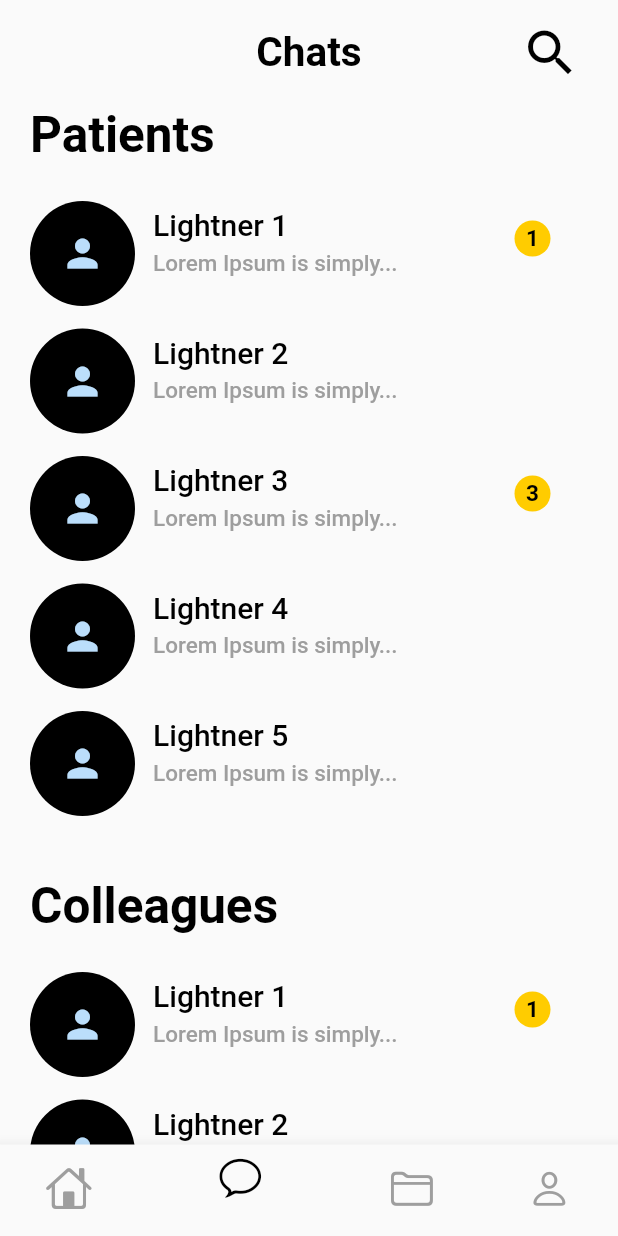
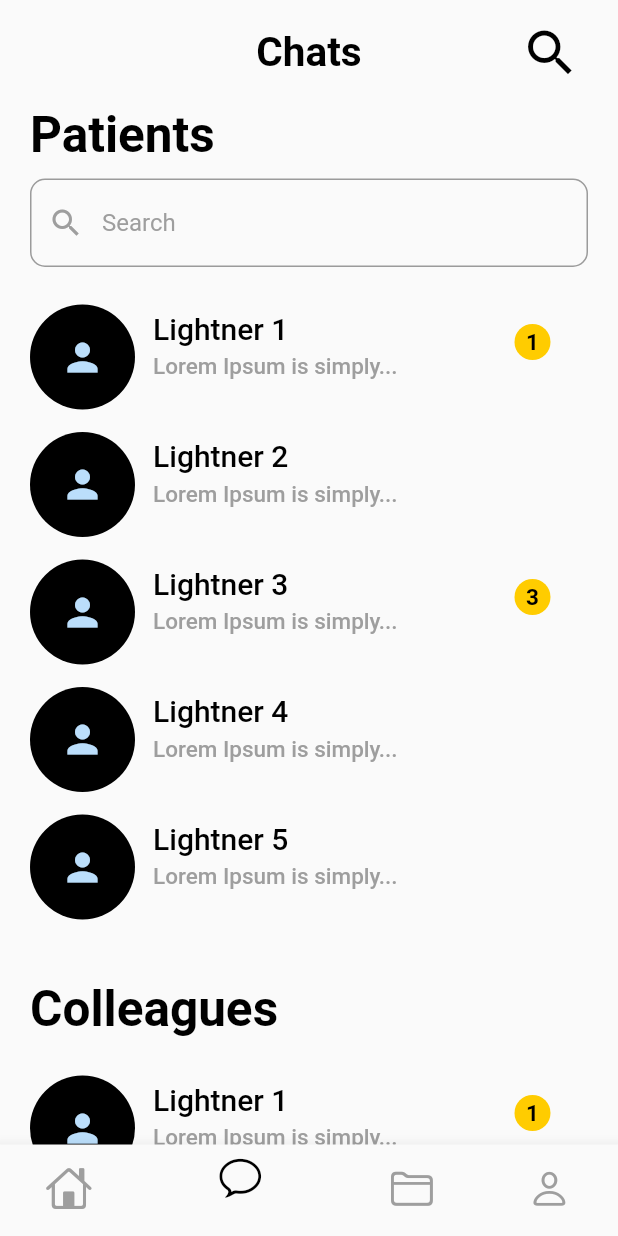
Before and after one commit to alperefesahin/responsive_adaptive_flutter, a Flutter app: the screen it shows after launch, on a phone screen of 412 x 824 dp. Run offline on Flutter 3.47's test engine with Material 2 defaults, Android fonts, the phone set to English and light mode, and no system bars.

Commit message:
create textfield widget for search feature (ui)

```diff
--- /dev/null
+++ b/lib/presentation/common_widgets/search_field.dart
@@ -0,0 +1,26 @@
+import 'package:flutter/material.dart';
+
+class SearchField extends StatelessWidget {
+  const SearchField({super.key});
+
+  @override
+  Widget build(BuildContext context) {
+    return const TextField(
+      decoration: InputDecoration(
+        hintText: "Search",
+        hintStyle: TextStyle(
+          color: Colors.grey,
+        ),
+        prefixIcon: Icon(
+          Icons.search,
+          color: Colors.grey,
+        ),
+        border: OutlineInputBorder(
+          borderRadius: BorderRadius.all(
+            Radius.circular(10.0),
+          ),
+        ),
+      ),
+    );
+  }
+}
--- a/lib/presentation/pages/chats/mobile/widgets/mobile_chats_page_body_widget.dart
+++ b/lib/presentation/pages/chats/mobile/widgets/mobile_chats_page_body_widget.dart
@@ -1,5 +1,6 @@
 import 'package:flutter/material.dart';
 import 'package:responsive_flutter/presentation/common_widgets/colors.dart';
+import 'package:responsive_flutter/presentation/common_widgets/search_field.dart';
 import 'package:responsive_flutter/presentation/common_widgets/user_list_widget.dart';
 
 class MobileChatsPageBody extends StatelessWidget {
@@ -22,6 +23,8 @@ class MobileChatsPageBody extends StatelessWidget {
                 fontWeight: FontWeight.w600,
               ),
             ),
+            SizedBox(height: 10),
+            SearchField(),
             SizedBox(height: 10),
             UserListWidget(
               itemCount: 5,
```
Also changed, not shown: lib/presentation/pages/chats/desktop/widgets/side_bar.dart (+13 -4 lines).
